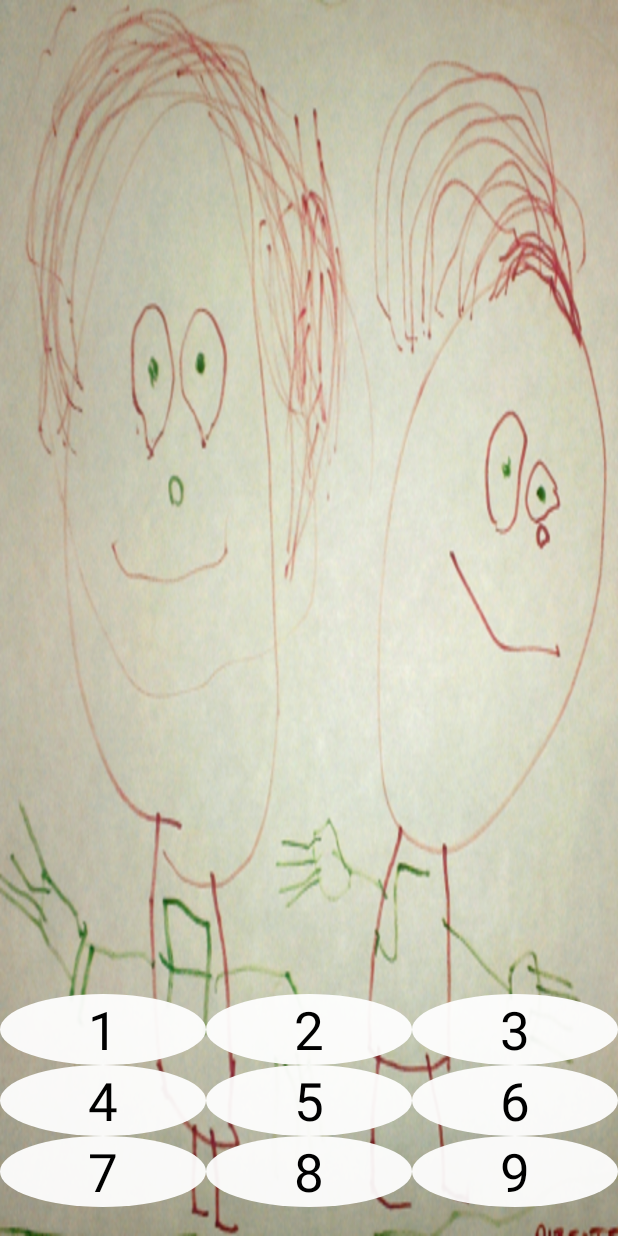
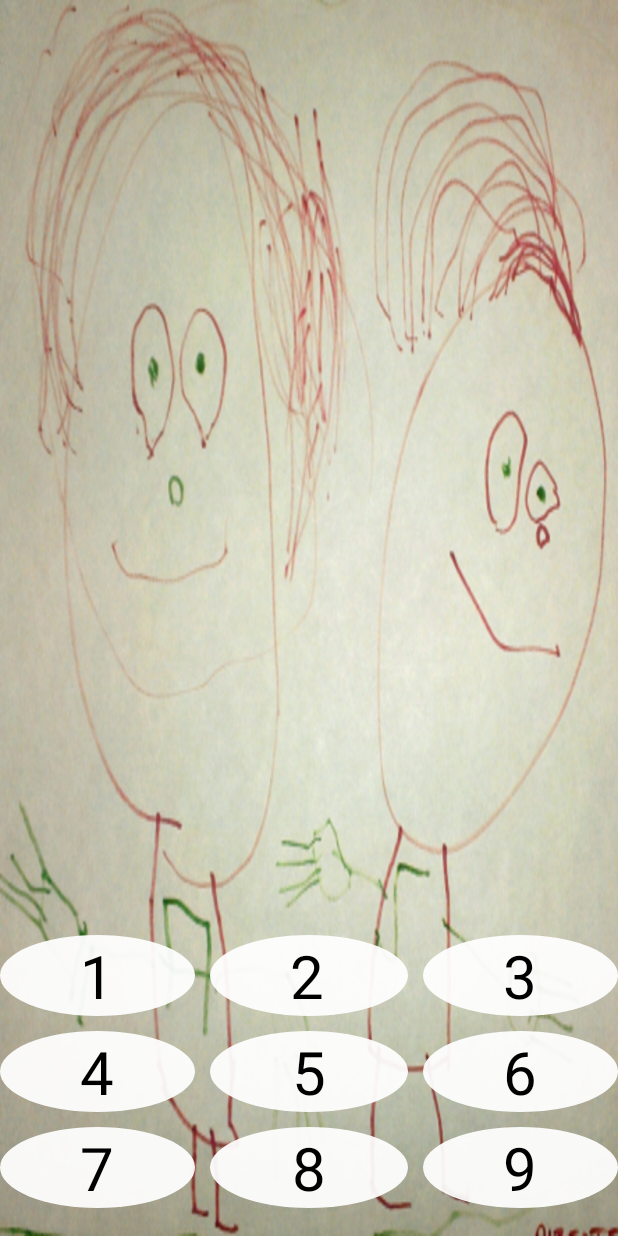
Before and after one commit to ahir0004/KidzNumbers, an Android app: the screen it shows after launch (KidzNumberzActivity), on a phone screen of 412 x 824 dp. Run offline under Robolectric (Android 15) with nearby library versions, the phone set to English and light mode, and no system bars; our stand-ins replace AdMob.

Commit message:
added buzzer and colored key on wrong answer

```diff
--- a/app/src/main/AndroidManifest.xml
+++ b/app/src/main/AndroidManifest.xml
@@ -1,7 +1,9 @@
 <manifest xmlns:android="http://schemas.android.com/apk/res/android"
 
     package="dk.org.macallan.kidznumbers">
-
+    <uses-permission android:name="android.permission.ACCESS_NETWORK_STATE"/>
+    <uses-permission android:name="android.permission.INTERNET"/>
+    <uses-permission android:name="android.permission.VIBRATE" />
     <application
         android:allowBackup="true"
 
@@ -20,5 +22,5 @@
             </intent-filter>
         </activity>
     </application>
-    <uses-permission android:name="android.permission.INTERNET"/>
+
 </manifest>
--- a/app/src/main/java/dk/org/macallan/kidznumbers/views/GameView.java
+++ b/app/src/main/java/dk/org/macallan/kidznumbers/views/GameView.java
@@ -15,8 +15,6 @@ import dk.org.macallan.kidznumbers.KidzNumberzActivity;
 import dk.org.macallan.kidznumbers.R;
 
 public class GameView extends View {
-
-
 
 	int deltaX;
 	int deltaY;
@@ -49,6 +47,7 @@ public class GameView extends View {
         fruits=new ArrayList<Bitmap>();
         lockTouch=true;
 	}
+
 	public int setTheKey(int value){
 
 		theKey=value;
@@ -58,9 +57,7 @@ public class GameView extends View {
 		}
 
 		return numberOfFruits;
-
 	}
-
 
 
 	@Override
--- /dev/null
+++ b/app/src/main/res/drawable-ldpi/rounded_button_red.xml
@@ -0,0 +1,9 @@
+<?xml version="1.0" encoding="utf-8"?>
+<shape xmlns:android="http://schemas.android.com/apk/res/android"
+    android:shape="oval">
+    <solid android:color="@android:color/holo_red_light" />
+    <!--<corners android:bottomRightRadius="8dp"
+        android:bottomLeftRadius="8dp"
+        android:topRightRadius="8dp"
+        android:topLeftRadius="8dp"/>-->
+</shape>
--- a/app/src/main/res/layout/main.xml
+++ b/app/src/main/res/layout/main.xml
@@ -7,6 +7,18 @@
     android:orientation="vertical"
     android:weightSum="4">
 
+
+
+    <com.google.android.gms.ads.AdView
+        android:id="@+id/adView"
+        android:layout_width="match_parent"
+        android:layout_height="wrap_content"
+        android:layout_alignParentBottom="true"
+        android:layout_centerHorizontal="true"
+        android:layout_marginTop="10dp"
+        ads:adSize="BANNER"
+        ads:adUnitId="@string/banner_ad_unit_id">
+    </com.google.android.gms.ads.AdView>
     <FrameLayout
      			android:layout_width="fill_parent"
         		android:layout_height="0dip"
@@ -58,55 +70,60 @@
     <TableLayout
         android:id="@+id/keypad_array"
         android:layout_width="wrap_content"
-        android:layout_height="56dp"
+        android:layout_height="81dp"
         android:layout_weight="0.9"
         android:gravity="bottom"
         android:orientation="vertical"
         android:stretchColumns="*"
         android:visibility="invisible">
 
-        <TableRow>
+        <TableRow android:paddingBottom="10dp">
 
             <Button
                 android:id="@+id/keypad_1"
                 android:layout_height="match_parent"
                 android:background="@drawable/rounded_button"
                 android:text="1"
-                android:textSize="35sp"></Button>
+                android:textSize="40sp"></Button>
 
             <Button
                 android:id="@+id/keypad_2"
                 android:layout_height="match_parent"
+                android:layout_marginLeft="10dp"
+                android:layout_marginRight="10dp"
                 android:background="@drawable/rounded_button"
+                android:paddingRight="2dp"
                 android:text="2"
-                android:textSize="35sp"></Button>
+                android:textSize="40sp"></Button>
 
             <Button
                 android:id="@+id/keypad_3"
                 android:background="@drawable/rounded_button"
                 android:text="3"
-                android:textSize="35sp"></Button>
+                android:textSize="40sp"></Button>
         </TableRow>
 
-        <TableRow>
+        <TableRow android:paddingBottom="10dp">
 
             <Button
                 android:id="@+id/keypad_4"
                 android:background="@drawable/rounded_button"
                 android:text="4"
-                android:textSize="35sp"></Button>
+                android:textSize="40sp"></Button>
 
             <Button
                 android:id="@+id/keypad_5"
+                android:layout_marginLeft="10dp"
+                android:layout_marginRight="10dp"
                 android:background="@drawable/rounded_button"
                 android:text="5"
-                android:textSize="35sp"></Button>
+                android:textSize="40sp"></Button>
 
             <Button
                 android:id="@+id/keypad_6"
                 android:background="@drawable/rounded_button"
                 android:text="6"
-                android:textSize="35sp"></Button>
+                android:textSize="40sp"></Button>
         </TableRow>
 
         <TableRow>
@@ -115,30 +132,22 @@
                 android:id="@+id/keypad_7"
                 android:background="@drawable/rounded_button"
                 android:text="7"
-                android:textSize="35sp"></Button>
+                android:textSize="40sp"></Button>
 
             <Button
                 android:id="@+id/keypad_8"
+                android:layout_marginLeft="10dp"
+                android:layout_marginRight="10dp"
                 android:background="@drawable/rounded_button"
                 android:text="8"
-                android:textSize="35sp"></Button>
+                android:textSize="40sp"></Button>
 
             <Button
                 android:id="@+id/keypad_9"
                 android:background="@drawable/rounded_button"
                 android:text="9"
-                android:textSize="35sp"></Button>
+                android:textSize="40sp"></Button>
         </TableRow>
     </TableLayout>
 
-
-    <com.google.android.gms.ads.AdView
-        android:id="@+id/adView"
-        android:layout_width="match_parent"
-        android:layout_height="wrap_content"
-        android:layout_alignParentBottom="true"
-        android:layout_centerHorizontal="true"
-        android:layout_weight="0.1"
-        ads:adSize="BANNER"
-        ads:adUnitId="@string/banner_ad_unit_id"></com.google.android.gms.ads.AdView>
 </LinearLayout>
--- a/app/src/main/res/values/strings.xml
+++ b/app/src/main/res/values/strings.xml
@@ -3,5 +3,6 @@
 
     <string name="hello">Hello World, KidzNumberzActivity!</string>
     <string name="app_name">Kidz counting game</string>
-    <string name="banner_ad_unit_id">ca-app-pub-3940256099942544/6300978111</string>
+
+    <string name="banner_ad_unit_id">ca-app-pub-6235072547561939/5848449714</string>
 </resources>
--- a/build.gradle
+++ b/build.gradle
@@ -19,7 +19,9 @@ allprojects {
         maven {
             url "https://maven.google.com"
         }
+
     }
+
 }
 
 task clean(type: Delete) {
```
Also changed, not shown: app/build.gradle (+13 -10 lines), app/src/main/java/dk/org/macallan/kidznumbers/KidzNumberzActivity.java (+17 -1 lines), 7 other files.
